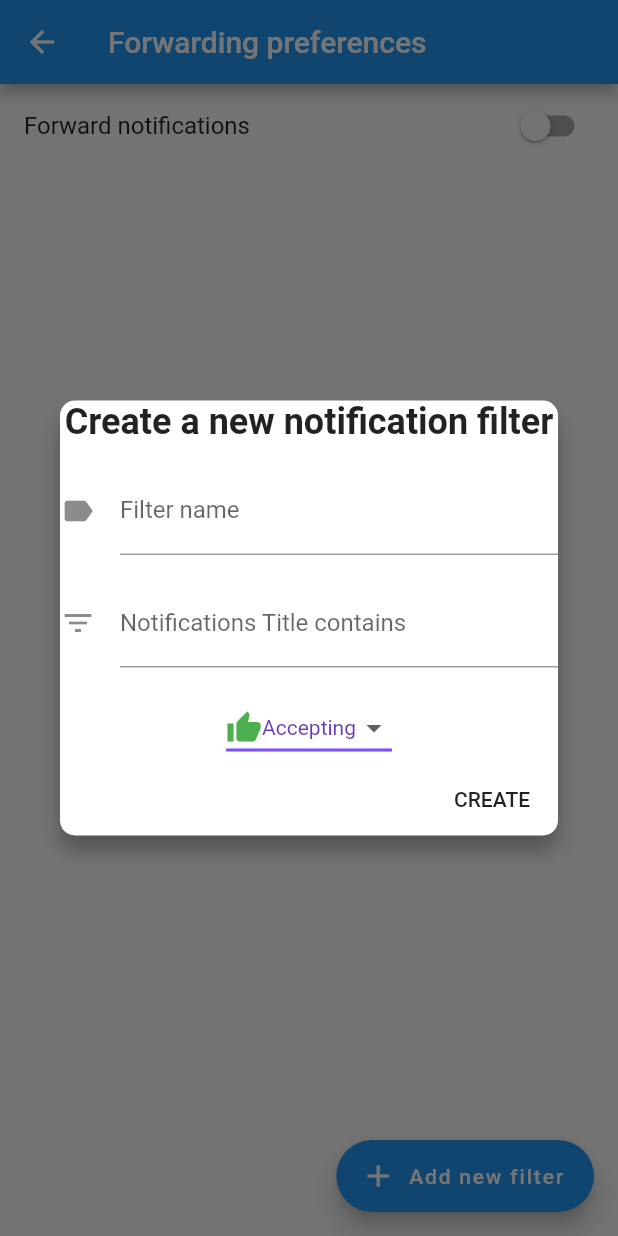
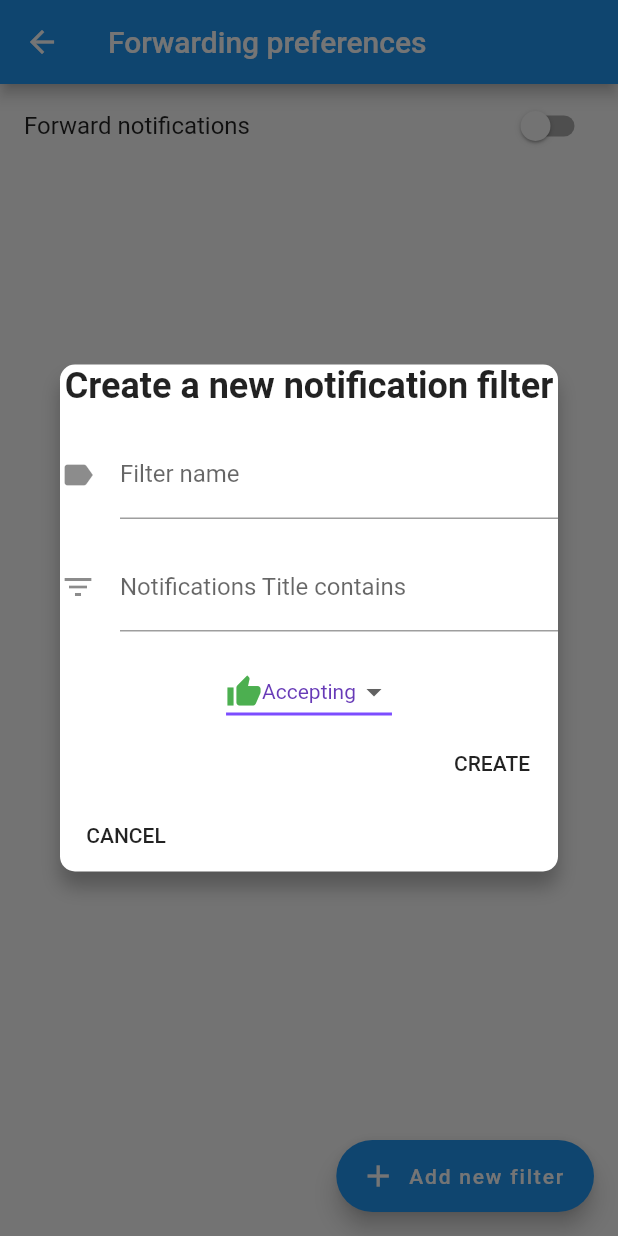
Before and after one commit to Nicramus/NotificationsInterceptorFlutter, a Flutter app: the NotificationPreferencesScreen screen opened directly, after a tap on "Add new filter", on a phone screen of 412 x 824 dp. Run offline on Flutter 3.47's test engine with Material 2 defaults, Android fonts, the phone set to English and light mode, and no system bars; missing offline and left inert: launcher_assist.

```diff
--- a/lib/forwarding/filter_rules_dialog.dart
+++ b/lib/forwarding/filter_rules_dialog.dart
@@ -1,5 +1,6 @@
 import 'package:flutter/cupertino.dart';
 import 'package:flutter/material.dart';
+import 'package:logging/logging.dart';
 
 import 'notification_filter.dart';
 
@@ -22,31 +23,50 @@ class FilterRuleDialog extends StatefulWidget {
 }
 
 class FilterRuleDialogState extends State<FilterRuleDialog> {
+  final Logger log = new Logger('FilterRuleDialogState');
+
   final String createTitleDialog = "Create a new notification filter";
-  final String editTitleDialog = "Edit an existing rule";
+  final String editTitleDialog = "Edit an existing filter";
 
-  final textEditingController = TextEditingController();
+  final nameTextEditingController = TextEditingController();
+  final valueTextEditingController = TextEditingController();
+
+  final filterNameFormKey = GlobalKey<FormState>();
+  //the value of the filter which is used to filter specific notifications
+  final filterValueFormKey = GlobalKey<FormState>();
 
   List<NotificationFilter> list;
-  NotificationFilter item;
+  NotificationFilter filterItem;
 
   bool isEditMode = false;
 
   FilterRuleDialogState(
       List<NotificationFilter> list, NotificationFilter item) {
     this.list = list;
-    this.item = item;
-    String value = item == null ? "" : item.filterName;
-    textEditingController.text = value;
+    this.filterItem = item;
 
     //if notification filter is not null then widget is for an editing
     this.isEditMode = item != null ? true : false;
+    setInitialState();
+  }
+
+  void setInitialState() {
+    this.filterItem =
+        this.isEditMode ? this.filterItem : new NotificationFilter();
+    String value = this.isEditMode ? this.filterItem.filterName : "";
+    this.nameTextEditingController.text = value;
+    //when new filter - accepting by default
+    this.filterItem.forwardingMode = this.isEditMode
+        ? this.filterItem.forwardingMode
+        : ForwardingMode.Accepting;
+
+    this.log.fine("setInitialState $value");
   }
 
   @override
   void dispose() {
     // Clean up the controller when the widget is disposed.
-    textEditingController.dispose();
+    nameTextEditingController.dispose();
     super.dispose();
   }
 
@@ -81,9 +101,7 @@ class FilterRuleDialogState extends State<FilterRuleDialog> {
             mainAxisSize: MainAxisSize.min, // To make the card compact
             children: <Widget>[
               Text(
-                this.isEditMode
-                    ? this.editTitleDialog
-                    : this.createTitleDialog,
+                this.isEditMode ? this.editTitleDialog : this.createTitleDialog,
                 textAlign: TextAlign.center,
                 style: TextStyle(
                   fontSize: 24.0,
@@ -91,9 +109,11 @@ class FilterRuleDialogState extends State<FilterRuleDialog> {
                 ),
               ),
               SizedBox(height: 16.0),
-              TextFormField(
+              Form(
+                  key: filterNameFormKey,
+                  child: TextFormField(
                     //filter rule name visible on screen
-                controller: textEditingController,
+                    controller: nameTextEditingController,
                     //initialValue:  this.item == null ? "" : this,
                     decoration: const InputDecoration(
                       icon: Icon(Icons.label),
@@ -104,11 +124,16 @@ class FilterRuleDialogState extends State<FilterRuleDialog> {
                       print(value);
                     },
                     validator: (String value) {
-                  return value.contains('@') ? 'Do not use the @ char.' : null;
+                      return value.isEmpty
+                          ? 'Name of the filter rule cannot be an empty'
+                          : null;
                     },
-              ),
+                  )),
               SizedBox(height: 16.0),
-              TextFormField(
+              Form(
+                key: filterValueFormKey,
+                child: TextFormField(
+                  controller: valueTextEditingController,
                   decoration: const InputDecoration(
                     icon: Icon(Icons.filter_list),
                     hintText: 'Name of the rule visible on the list',
@@ -119,12 +144,15 @@ class FilterRuleDialogState extends State<FilterRuleDialog> {
                     // code when the user saves the form.
                   },
                   validator: (String value) {
-                  return value.contains('@') ? 'Do not use the @ char.' : null;
+                    return value.isEmpty
+                        ? 'Name of the filter rule cannot be an empty'
+                        : null;
                   },
+                ),
               ),
               SizedBox(height: 16.0),
               DropdownButton<ForwardingMode>(
-                  value: isEditMode ? item.forwardingMode : ForwardingMode.Accepting,
+                  value: this.filterItem.forwardingMode,
                   //icon: Icon(Icons.arrow_downward),
                   iconSize: 24,
                   elevation: 16,
@@ -135,7 +163,7 @@ class FilterRuleDialogState extends State<FilterRuleDialog> {
                   ),
                   onChanged: (ForwardingMode newValue) {
                     setState(() {
-                      item.forwardingMode = newValue;
+                      this.filterItem.forwardingMode = newValue;
                     });
                   },
                   items: [
@@ -160,17 +188,30 @@ class FilterRuleDialogState extends State<FilterRuleDialog> {
                 alignment: Alignment.bottomRight,
                 child: FlatButton(
                   onPressed: () {
-                    if(this.isEditMode) {
-                      item.filterName = this.textEditingController.text;
+                    if (this.isEditMode) {
+                      this.filterItem.filterName =
+                          this.nameTextEditingController.text;
                     } else {
                       //if not in edit mode - create a new rule
-                      NotificationFilter forwardingRule = NotificationFilter();
-                      forwardingRule.filterName = textEditingController.text;
-                      list.add(forwardingRule);
+                      this.filterItem.filterName = nameTextEditingController.text;
+                      list.add(filterItem);
                     }
+                    //form validation
+                    if (this.filterNameFormKey.currentState.validate()) {
+                      log.fine("validation done");
+                      Navigator.of(context).pop(); // To close the dialog
+                    }
+                  },
+                  child: Text(this.isEditMode ? "SAVE" : "CREATE"),
+                ),
+              ),
+              Align(
+                alignment: Alignment.bottomLeft,
+                child: FlatButton(
+                  onPressed: () {
                       Navigator.of(context).pop(); // To close the dialog
                   },
-                  child: Text(this.isEditMode ? "SAVE" : "CREATE"),
+                  child: Text("CANCEL"),
                 ),
               ),
             ],
--- a/pubspec.yaml
+++ b/pubspec.yaml
@@ -23,6 +23,7 @@ dependencies:
   launcher_assist: 1.1.3
   logging: ^0.11.3+2
   notifications: ^0.0.3
+  hive: ^1.3.0
 
   # The following adds the `ino Icons font to your application.
   # Use with the CupertinoIcons class for iOS style icons.
```
Also changed, not shown: pubspec.lock. Lines whose indentation alone changed are shown as unchanged.
